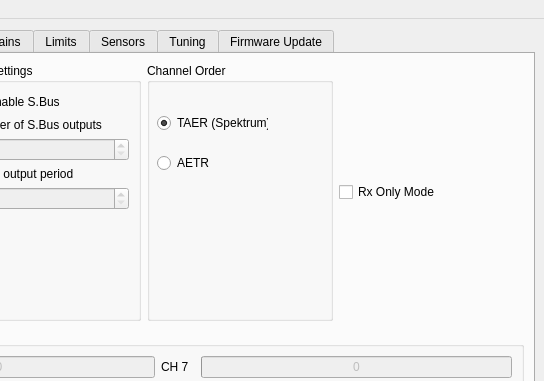
First picture: the form in software/RX12GConfig/mainwindow.ui, repository bemcgarvey/RX12G, before the edit; both pictures show x 256 to 800 and y 0 to 381 of the 800 by 600 pixel window.
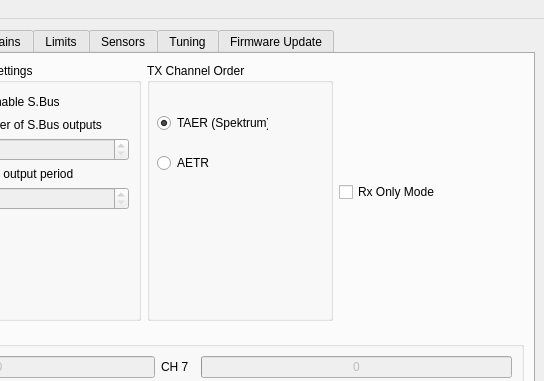
Second picture: the form after the edit. Icons and pictures are not drawn. Custom widgets are drawn as their Qt base class.

Commit message:
Implemented TAER/AETR channel ordering
AETR still needs to be tested.
Fixed error in attitudeLock.c where AILERON was used instead of RUDDER.
Fixed wiggle timing to use control loop freq

What changed in the file:
```diff
--- a/software/RX12GConfig/mainwindow.ui
+++ b/software/RX12GConfig/mainwindow.ui
@@ -197,7 +197,7 @@
           <item>
            <widget class="QGroupBox" name="channelOrderGroupBox">
             <property name="title">
-             <string>Channel Order</string>
+             <string>TX Channel Order</string>
             </property>
             <widget class="QRadioButton" name="taerRadioButton">
              <property name="geometry">
```
The commit also changes 10 other files.
